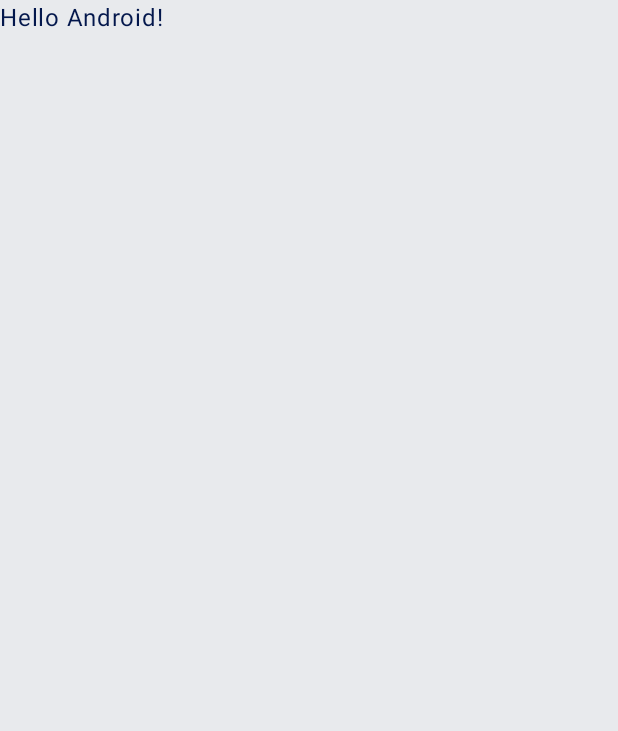
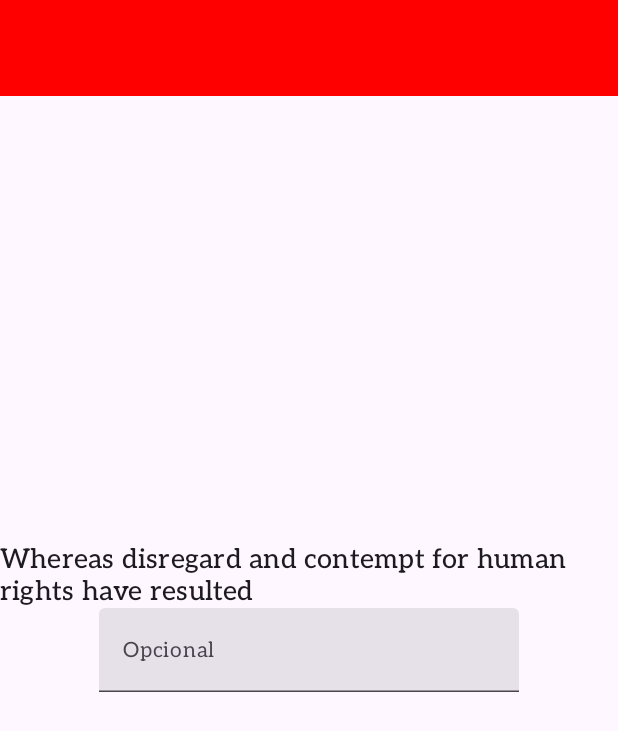
Before and after one commit to JulianRivers/drimo-app, an Android app built with Jetpack Compose: the screen it shows after launch (MainActivity), on a phone screen of 412 x 824 dp. Before the commit the part shown is almost empty. Shown: the top 731 px of the screen. Run offline under Robolectric (Android 15) with nearby library versions, the phone set to English and light mode, and no system bars.

Commit message:
chore: typography system configuration

```diff
--- a/app/src/main/java/com/drimo_app/MainActivity.kt
+++ b/app/src/main/java/com/drimo_app/MainActivity.kt
@@ -6,25 +6,26 @@ import androidx.activity.compose.setContent
 import androidx.activity.enableEdgeToEdge
 import androidx.compose.foundation.layout.fillMaxSize
 import androidx.compose.foundation.layout.padding
+import androidx.compose.material3.MaterialTheme
 import androidx.compose.material3.Scaffold
 import androidx.compose.material3.Text
 import androidx.compose.runtime.Composable
 import androidx.compose.ui.Modifier
 import androidx.compose.ui.tooling.preview.Preview
+import com.drimo_app.navigation.NavManager
+import com.drimo_app.ui.theme.AppTypography
 import com.drimo_app.ui.theme.Drimo_appTheme
+import com.drimo_app.views.HomeView
 
 class MainActivity : ComponentActivity() {
     override fun onCreate(savedInstanceState: Bundle?) {
         super.onCreate(savedInstanceState)
         enableEdgeToEdge()
         setContent {
-            Drimo_appTheme {
-                Scaffold(modifier = Modifier.fillMaxSize()) { innerPadding ->
-                    Greeting(
-                        name = "Android",
-                        modifier = Modifier.padding(innerPadding)
-                    )
-                }
+            MaterialTheme(
+                typography = AppTypography,
+            ) {
+                NavManager()
             }
         }
     }
--- a/app/src/main/java/com/drimo_app/ui/theme/Theme.kt
+++ b/app/src/main/java/com/drimo_app/ui/theme/Theme.kt
@@ -57,7 +57,7 @@ fun Drimo_appTheme(
 
     MaterialTheme(
         colorScheme = colorScheme,
-        typography = Typography,
+        typography = AppTypography,
         content = content
     )
 }
--- a/app/src/main/java/com/drimo_app/ui/theme/Type.kt
+++ b/app/src/main/java/com/drimo_app/ui/theme/Type.kt
@@ -20,28 +20,83 @@ val Aleo = FontFamily(
 
 )
 // Set of Material typography styles to start with
-val Typography = Typography(
-    bodyLarge = TextStyle(
-        fontFamily = FontFamily.Default,
+val AppTypography = Typography(
+    displayLarge = TextStyle( // h1
+        fontFamily = Aleo,
+        fontWeight = FontWeight.Light,
+        fontSize = 85.sp,
+        letterSpacing = (-1.5).sp
+    ),
+    displayMedium = TextStyle( // h2
+        fontFamily = Aleo,
+        fontWeight = FontWeight.Light,
+        fontSize = 53.sp,
+        letterSpacing = (-0.5).sp
+    ),
+    displaySmall = TextStyle( // h3
+        fontFamily = Aleo,
         fontWeight = FontWeight.Normal,
-        fontSize = 16.sp,
-        lineHeight = 24.sp,
-        letterSpacing = 0.5.sp
-    )
-    /* Other default text styles to override
-    titleLarge = TextStyle(
-        fontFamily = FontFamily.Default,
-        fontWeight = FontWeight.Normal,
-        fontSize = 22.sp,
-        lineHeight = 28.sp,
+        fontSize = 42.sp,
         letterSpacing = 0.sp
     ),
-    labelSmall = TextStyle(
-        fontFamily = FontFamily.Default,
+    headlineMedium = TextStyle( // h4
+        fontFamily = Aleo,
+        fontWeight = FontWeight.Normal,
+        fontSize = 30.sp,
+        letterSpacing = 0.25.sp
+    ),
+    headlineSmall = TextStyle( // h5
+        fontFamily = Aleo,
+        fontWeight = FontWeight.Normal,
+        fontSize = 21.sp,
+        letterSpacing = 0.sp
+    ),
+    titleLarge = TextStyle( // h6
+        fontFamily = Aleo,
         fontWeight = FontWeight.Medium,
+        fontSize = 18.sp,
+        letterSpacing = 0.15.sp
+    ),
+    titleMedium = TextStyle( // subtitle1
+        fontFamily = Aleo,
+        fontWeight = FontWeight.Normal,
+        fontSize = 14.sp,
+        letterSpacing = 0.15.sp
+    ),
+    titleSmall = TextStyle( // subtitle2
+        fontFamily = Aleo,
+        fontWeight = FontWeight.Medium,
+        fontSize = 12.sp,
+        letterSpacing = 0.1.sp
+    ),
+    bodyLarge = TextStyle( // body1
+        fontFamily = Aleo,
+        fontWeight = FontWeight.Normal,
+        fontSize = 14.sp,
+        letterSpacing = 0.5.sp
+    ),
+    bodyMedium = TextStyle( // body2
+        fontFamily = Aleo,
+        fontWeight = FontWeight.Normal,
+        fontSize = 12.sp,
+        letterSpacing = 0.25.sp
+    ),
+    bodySmall = TextStyle( // caption
+        fontFamily = Aleo,
+        fontWeight = FontWeight.Normal,
         fontSize = 11.sp,
-        lineHeight = 16.sp,
-        letterSpacing = 0.5.sp
+        letterSpacing = 0.4.sp
+    ),
+    labelLarge = TextStyle( // button
+        fontFamily = Aleo,
+        fontWeight = FontWeight.Medium,
+        fontSize = 12.sp,
+        letterSpacing = 1.25.sp
+    ),
+    labelSmall = TextStyle( // overline
+        fontFamily = Aleo,
+        fontWeight = FontWeight.Normal,
+        fontSize = 9.sp,
+        letterSpacing = 1.5.sp
     )
-    */
 )
--- a/app/src/main/java/com/drimo_app/views/HomeView.kt
+++ b/app/src/main/java/com/drimo_app/views/HomeView.kt
@@ -6,6 +6,7 @@ import androidx.compose.foundation.layout.Column
 import androidx.compose.foundation.layout.fillMaxSize
 import androidx.compose.material3.CenterAlignedTopAppBar
 import androidx.compose.material3.ExperimentalMaterial3Api
+import androidx.compose.material3.MaterialTheme
 import androidx.compose.material3.Scaffold
 import androidx.compose.material3.Text
 import androidx.compose.material3.TextField
@@ -19,7 +20,7 @@ import androidx.compose.ui.Alignment
 import androidx.compose.ui.Modifier
 import androidx.compose.ui.graphics.Color
 import androidx.navigation.NavController
-import com.drimo_app.components.Space
+
 
 @OptIn(ExperimentalMaterial3Api::class)
 @SuppressLint("UnusedMaterial3ScaffoldPaddingParameter")
@@ -46,17 +47,15 @@ fun HomeView(navController: NavController){
 
 @Composable
 fun ContentHomeView(navController: NavController){
-    val id = 123
     var opcional by remember { mutableStateOf("") }
     Column(
         modifier = Modifier.fillMaxSize(),
         verticalArrangement = Arrangement.Center,
         horizontalAlignment = Alignment.CenterHorizontally
     ){
-        Space()
+        Text(text = "Whereas disregard and contempt for human rights have resulted",  style = MaterialTheme.typography.titleLarge)
+
         TextField(value = opcional, onValueChange = {opcional=it}, label = { Text(text = "Opcional") })
-//        MainButton(name = "Detail view", backColor = Color.Red, color = Color.White, onClick = {
-//            navController.navigate("Detail/${id}/?${opcional}")
-//        } )
+
     }
 }
```
